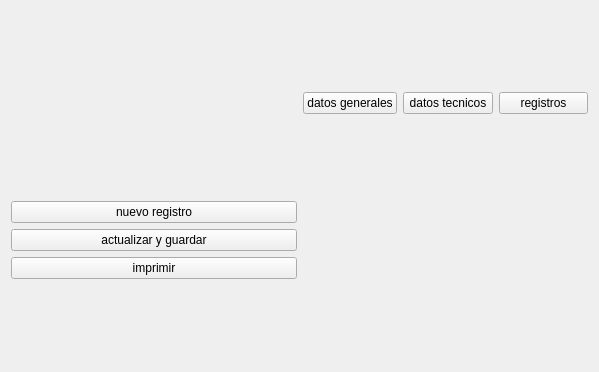
Qt form ui/welcomescreen.ui (Abysmal683/proyecto-inventario-de-autos) before a commit.
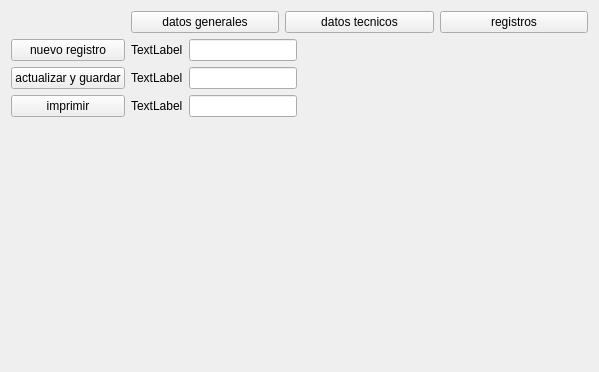
The same form after that commit. Icons and pictures are not drawn.

Patch:
```diff
--- a/ui/welcomescreen.ui
+++ b/ui/welcomescreen.ui
@@ -13,9 +13,15 @@
   <property name="windowTitle">
    <string>Form</string>
   </property>
-  <layout class="QGridLayout" name="gridLayout_2">
+  <layout class="QFormLayout" name="formLayout_2">
    <item row="0" column="0">
     <widget class="QLabel" name="imagen_logo">
+     <property name="maximumSize">
+      <size>
+       <width>100</width>
+       <height>100</height>
+      </size>
+     </property>
      <property name="text">
       <string/>
      </property>
@@ -36,7 +42,7 @@
       <number>6</number>
      </property>
      <property name="sizeConstraint">
-      <enum>QLayout::SizeConstraint::SetMinimumSize</enum>
+      <enum>QLayout::SizeConstraint::SetDefaultConstraint</enum>
      </property>
      <item>
       <widget class="QPushButton" name="push_button_datos_generales">
@@ -61,7 +67,7 @@
      </item>
     </layout>
    </item>
-   <item row="2" column="0">
+   <item row="1" column="0">
     <layout class="QVBoxLayout" name="vertical_layout_registros">
      <item>
       <widget class="QPushButton" name="push_button_nuevo_registro">
@@ -86,7 +92,7 @@
      </item>
     </layout>
    </item>
-   <item row="2" column="1">
+   <item row="1" column="1">
     <layout class="QFormLayout" name="formLayout">
      <item row="0" column="1">
       <widget class="QLabel" name="imagen_carro">
@@ -111,7 +117,38 @@
       </widget>
      </item>
      <item row="0" column="0">
-      <layout class="QVBoxLayout" name="verticalLayout"/>
+      <layout class="QFormLayout" name="formLayout_3">
+       <item row="0" column="0">
+        <widget class="QLabel" name="label">
+         <property name="text">
+          <string>TextLabel</string>
+         </property>
+        </widget>
+       </item>
+       <item row="1" column="0">
+        <widget class="QLabel" name="label_2">
+         <property name="text">
+          <string>TextLabel</string>
+         </property>
+        </widget>
+       </item>
+       <item row="2" column="0">
+        <widget class="QLabel" name="label_3">
+         <property name="text">
+          <string>TextLabel</string>
+         </property>
+        </widget>
+       </item>
+       <item row="0" column="1">
+        <widget class="QLineEdit" name="lineEdit"/>
+       </item>
+       <item row="1" column="1">
+        <widget class="QLineEdit" name="lineEdit_2"/>
+       </item>
+       <item row="2" column="1">
+        <widget class="QLineEdit" name="lineEdit_3"/>
+       </item>
+      </layout>
      </item>
     </layout>
    </item>
```
Left out of the diff: 8 changed lines with no effect on the pictures.
